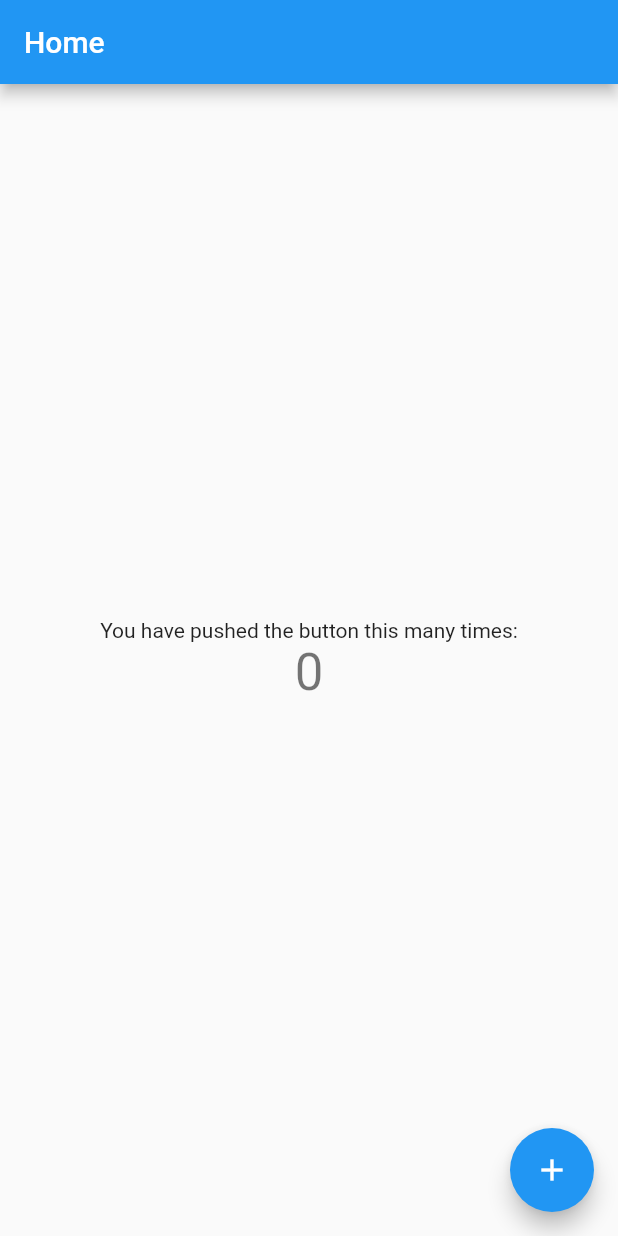
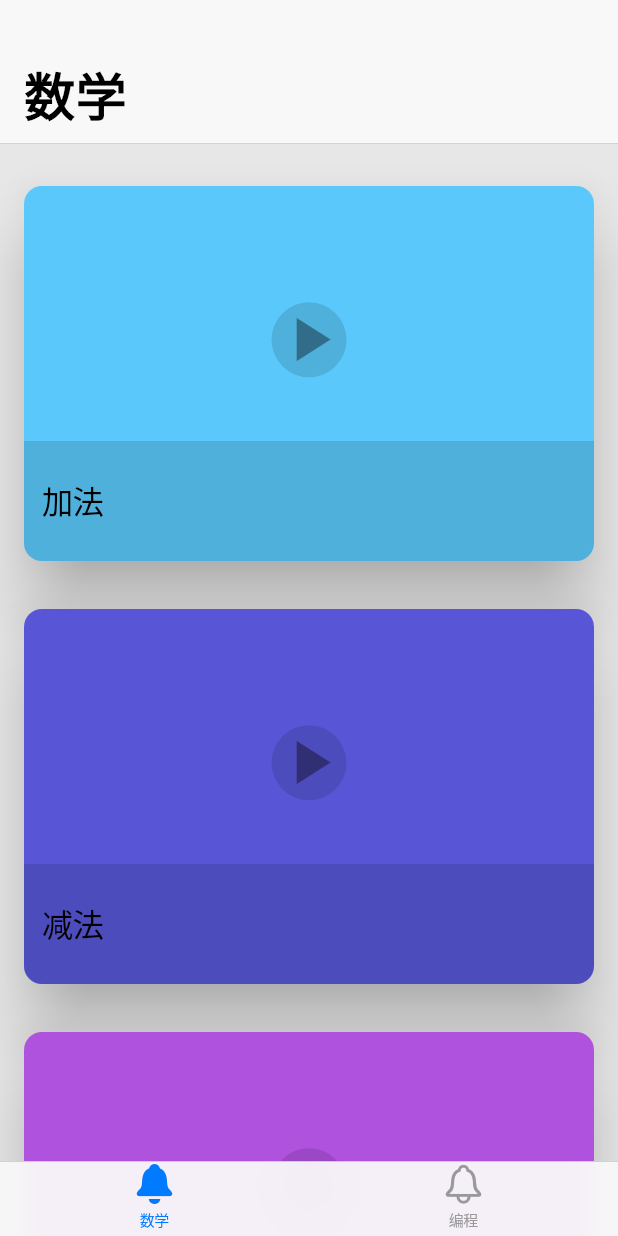
Before and after one commit to rambowding/pgw, a Flutter app: the screen it shows after launch, on a phone screen of 412 x 824 dp. Run offline on Flutter 3.47's test engine with Material 2 defaults, Android fonts, the phone set to English and light mode, and no system bars.

Commit message:
增加App的基本框架

```diff
--- a/lib/main.dart
+++ b/lib/main.dart
@@ -1,5 +1,8 @@
+import 'package:flutter/cupertino.dart';
 import 'package:flutter/material.dart';
 import 'package:flutter_localizations/flutter_localizations.dart';
+import 'package:pgw/it_tab.dart';
+import 'package:pgw/math_tab.dart';
 import 'generated/l10n.dart';
 
 void main() => runApp(MyApp());
@@ -8,7 +11,7 @@ class MyApp extends StatelessWidget {
   // This widget is the root of your application.
   @override
   Widget build(BuildContext context) {
-    return MaterialApp(
+    return CupertinoApp(
       localizationsDelegates: [S.delegate,
         GlobalMaterialLocalizations.delegate,
         GlobalWidgetsLocalizations.delegate
@@ -17,18 +20,7 @@ class MyApp extends StatelessWidget {
       onGenerateTitle: (context) {
         return S.of(context).app_name;
       },
-      theme: ThemeData(
-        // This is the theme of your application.
-        //
-        // Try running your application with "flutter run". You'll see the
-        // application has a blue toolbar. Then, without quitting the app, try
-        // changing the primarySwatch below to Colors.green and then invoke
-        // "hot reload" (press "r" in the console where you ran "flutter run",
-        // or simply save your changes to "hot reload" in a Flutter IDE).
-        // Notice that the counter didn't reset back to zero; the application
-        // is not restarted.
-        primarySwatch: Colors.blue,
-      ),
+
       home: MyHomePage(),
     );
   }
@@ -41,68 +33,38 @@ class MyHomePage extends StatefulWidget {
 }
 
 class _MyHomePageState extends State<MyHomePage> {
-  int _counter = 0;
-
-  void _incrementCounter() {
-    setState(() {
-      // This call to setState tells the Flutter framework that something has
-      // changed in this State, which causes it to rerun the build method below
-      // so that the display can reflect the updated values. If we changed
-      // _counter without calling setState(), then the build method would not be
-      // called again, and so nothing would appear to happen.
-      _counter++;
-    });
-  }
 
   @override
   Widget build(BuildContext context) {
-    // This method is rerun every time setState is called, for instance as done
-    // by the _incrementCounter method above.
-    //
-    // The Flutter framework has been optimized to make rerunning build methods
-    // fast, so that you can just rebuild anything that needs updating rather
-    // than having to individually change instances of widgets.
-    return Scaffold(
-      appBar: AppBar(
-        // Here we take the value from the MyHomePage object that was created by
-        // the App.build method, and use it to set our appbar title.
-        title: Text(S.of(context).home_page_title),
+    return CupertinoTabScaffold(
+      tabBar: CupertinoTabBar(
+        items: [
+          BottomNavigationBarItem(
+            title: Text(MathTab.title),
+            icon: MathTab.icon,
+          ),
+          BottomNavigationBarItem(
+            title: Text(ItTab.title),
+            icon: ItTab.icon
+          )
+        ],
       ),
-      body: Center(
-        // Center is a layout widget. It takes a single child and positions it
-        // in the middle of the parent.
-        child: Column(
-          // Column is also a layout widget. It takes a list of children and
-          // arranges them vertically. By default, it sizes itself to fit its
-          // children horizontally, and tries to be as tall as its parent.
-          //
-          // Invoke "debug painting" (press "p" in the console, choose the
-          // "Toggle Debug Paint" action from the Flutter Inspector in Android
-          // Studio, or the "Toggle Debug Paint" command in Visual Studio Code)
-          // to see the wireframe for each widget.
-          //
-          // Column has various properties to control how it sizes itself and
-          // how it positions its children. Here we use mainAxisAlignment to
-          // center the children vertically; the main axis here is the vertical
-          // axis because Columns are vertical (the cross axis would be
-          // horizontal).
-          mainAxisAlignment: MainAxisAlignment.center,
-          children: <Widget>[
-            Text(
-              'You have pushed the button this many times:',
-            ),
-            Text(
-              '$_counter',
-              style: Theme.of(context).textTheme.display1,
-            ),
-          ],
-        ),
-      ),
-      floatingActionButton: FloatingActionButton(
-        onPressed: _incrementCounter,
-        tooltip: 'Increment',
-        child: Icon(Icons.add),
-      ), // This trailing comma makes auto-formatting nicer for build methods.
+      tabBuilder: (context, index) {
+        switch (index) {
+          case 0:
+            return CupertinoTabView(
+              defaultTitle: MathTab.title,
+              builder: (context) => MathTab()
+            );
+          case 1:
+            return CupertinoTabView(
+              defaultTitle: ItTab.title,
+              builder: (context) => ItTab()
+            );
+          default:
+            return null;
+        }
+      },
     );
   }
 }
--- /dev/null
+++ b/lib/math_tab.dart
@@ -0,0 +1,76 @@
+import 'package:flutter/cupertino.dart';
+import 'package:pgw/math_detail.dart';
+
+import 'widgets.dart';
+
+/// 数学Tab
+class MathTab extends StatefulWidget {
+  static const title = '数学';
+  static const icon = Icon(CupertinoIcons.bell_solid);
+
+  @override
+  _MathTabState createState() => _MathTabState();
+}
+
+class _MathTabState extends State<MathTab> {
+  // 数学列表的个数
+  static const _itemsLength = 4;
+
+  static const List<Color> itemsColors = [
+    CupertinoColors.systemTeal,
+    CupertinoColors.systemIndigo,
+    CupertinoColors.systemPurple,
+    CupertinoColors.systemOrange
+  ];
+
+  static const List<String> itemsNames  = ['加法', '减法', '乘法', '除法'];
+
+  @override
+  Widget build(BuildContext context) {
+    return CustomScrollView(
+      slivers: [
+        CupertinoSliverNavigationBar(
+        ),
+        CupertinoSliverRefreshControl(
+//          onRefresh: _refreshData,
+        ),
+        SliverSafeArea(
+          top: false,
+          sliver: SliverPadding(
+            padding: EdgeInsets.symmetric(vertical: 12),
+            sliver: SliverList(
+              delegate: SliverChildBuilderDelegate(_listBuilder),
+            ),
+          ),
+        ),
+      ],
+    );
+  }
+
+  Widget _listBuilder(BuildContext context, int index) {
+    if (index >= _itemsLength) return null;
+
+    final color = itemsColors[index];
+
+    return SafeArea(
+      top: false,
+      bottom: false,
+      child: Hero(
+        tag: index,
+        child: HeroAnimatingMathCard(
+          song: itemsNames[index],
+          color: color,
+          heroAnimation: AlwaysStoppedAnimation(0),
+          onPressed: () => Navigator.of(context).push<void>(
+            CupertinoPageRoute(
+              builder: (context) => MathDetail(
+                id: index,
+                title: itemsNames[index],
+              ),
+            ),
+          ),
+        ),
+      ),
+    );
+  }
+}
--- /dev/null
+++ b/lib/widgets.dart
@@ -0,0 +1,173 @@
+import 'package:flutter/foundation.dart';
+import 'package:flutter/cupertino.dart';
+import 'package:flutter/material.dart';
+
+/// 可点击的Card
+class PressableCard extends StatefulWidget {
+  const PressableCard({
+    this.onPressed,
+    this.color,
+    this.flattenAnimation,
+    this.child,
+  });
+
+  final VoidCallback onPressed;
+  final Color color;
+  final Animation<double> flattenAnimation;
+  final Widget child;
+
+  @override
+  State<StatefulWidget> createState() => _PressableCardState();
+}
+
+class _PressableCardState extends State<PressableCard>
+    with SingleTickerProviderStateMixin {
+  bool pressed = false;
+  AnimationController controller;
+  Animation<double> elevationAnimation;
+
+  @override
+  void initState() {
+    controller = AnimationController(
+      vsync: this,
+      duration: const Duration(milliseconds: 40),
+    );
+    elevationAnimation =
+        controller.drive(CurveTween(curve: Curves.easeInOutCubic));
+    super.initState();
+  }
+
+  @override
+  void dispose() {
+    controller.dispose();
+    super.dispose();
+  }
+
+  double get flatten => 1 - widget.flattenAnimation.value;
+
+  @override
+  Widget build(context) {
+    return Listener(
+      onPointerDown: (details) {
+        if (widget.onPressed != null) {
+          controller.forward();
+        }
+      },
+      onPointerUp: (details) {
+        controller.reverse();
+      },
+      child: GestureDetector(
+        behavior: HitTestBehavior.opaque,
+        onTap: () {
+          if (widget.onPressed != null) {
+            widget.onPressed();
+          }
+        },
+        // This widget both internally drives an animation when pressed and
+        // responds to an external animation to flatten the card when in a
+        // hero animation. You likely want to modularize them more in your own
+        // app.
+        child: AnimatedBuilder(
+          animation:
+              Listenable.merge([elevationAnimation, widget.flattenAnimation]),
+          child: widget.child,
+          builder: (context, child) {
+            return Transform.scale(
+              // This is just a sample. You likely want to keep the math cleaner
+              // in your own app.
+              scale: 1 - elevationAnimation.value * 0.03,
+              child: Padding(
+                padding: EdgeInsets.symmetric(vertical: 16, horizontal: 16) *
+                    flatten,
+                child: PhysicalModel(
+                  elevation:
+                      ((1 - elevationAnimation.value) * 10 + 10) * flatten,
+                  borderRadius: BorderRadius.circular(12 * flatten),
+                  clipBehavior: Clip.antiAlias,
+                  color: widget.color,
+                  child: child,
+                ),
+              ),
+            );
+          },
+        ),
+      ),
+    );
+  }
+}
+
+/// 数学Tab中Card
+class HeroAnimatingMathCard extends StatelessWidget {
+  HeroAnimatingMathCard(
+      {this.song, this.color, this.heroAnimation, this.onPressed});
+
+  final String song;
+  final Color color;
+  final Animation<double> heroAnimation;
+  final VoidCallback onPressed;
+
+  double get playButtonSize => 50 + 50 * heroAnimation.value;
+
+  @override
+  Widget build(context) {
+    // This is an inefficient usage of AnimatedBuilder since it's rebuilding
+    // the entire subtree instead of passing in a non-changing child and
+    // building a transition widget in between.
+    //
+    // Left simple in this demo because this card doesn't have any real inner
+    // content so this just rebuilds everything while animating.
+    return AnimatedBuilder(
+      animation: heroAnimation,
+      builder: (context, child) {
+        return PressableCard(
+          onPressed: heroAnimation.value == 0 ? onPressed : null,
+          color: color,
+          flattenAnimation: heroAnimation,
+          child: SizedBox(
+            height: 250,
+            child: Stack(
+              alignment: Alignment.center,
+              children: [
+                // The song title banner slides off in the hero animation.
+                Positioned(
+                  bottom: -80 * heroAnimation.value,
+                  left: 0,
+                  right: 0,
+                  child: Container(
+                    height: 80,
+                    color: Colors.black12,
+                    alignment: Alignment.centerLeft,
+                    padding: EdgeInsets.symmetric(horizontal: 12),
+                    child: Text(
+                      song,
+                      style: TextStyle(
+                        fontSize: 21,
+                        fontWeight: FontWeight.w500,
+                      ),
+                    ),
+                  ),
+                ),
+                // The play button grows in the hero animation.
+                Padding(
+                  padding:
+                      EdgeInsets.only(bottom: 45) * (1 - heroAnimation.value),
+                  child: Container(
+                    height: playButtonSize,
+                    width: playButtonSize,
+                    decoration: BoxDecoration(
+                      shape: BoxShape.circle,
+                      color: Colors.black12,
+                    ),
+                    alignment: Alignment.center,
+                    child: Icon(Icons.play_arrow,
+                        size: playButtonSize, color: Colors.black38),
+                  ),
+                ),
+              ],
+            ),
+          ),
+        );
+      },
+    );
+  }
+}
```
Also changed, not shown: lib/colors_add_detail.dart (added, +24 -0 lines), lib/it_tab.dart (added, +109 -0 lines), lib/math_detail.dart (added, +21 -0 lines), 2 other files.
